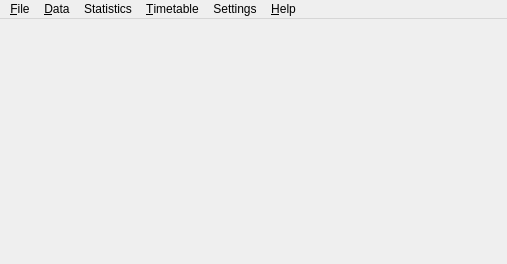
Old version of the form src/interface/fetmainform_template.ui in the repository janLo/FET.
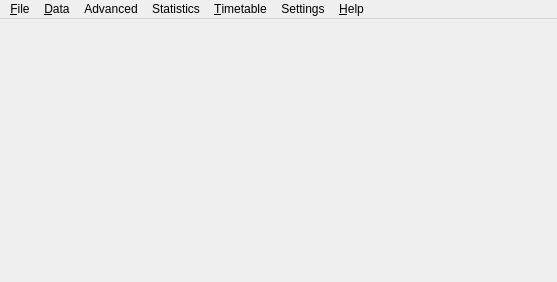
New version of the form. Icons and pictures are not drawn.

```diff
--- a/src/interface/fetmainform_template.ui
+++ b/src/interface/fetmainform_template.ui
@@ -5,8 +5,8 @@
    <rect>
     <x>0</x>
     <y>0</y>
-    <width>507</width>
-    <height>264</height>
+    <width>557</width>
+    <height>282</height>
    </rect>
   </property>
   <property name="windowTitle" >
@@ -15,14 +15,23 @@
   <property name="windowIcon" >
    <iconset>fet-5.4.2/src/interface</iconset>
   </property>
-  <widget class="QWidget" name="widget" />
+  <widget class="QWidget" name="widget" >
+   <property name="geometry" >
+    <rect>
+     <x>0</x>
+     <y>30</y>
+     <width>557</width>
+     <height>252</height>
+    </rect>
+   </property>
+  </widget>
   <widget class="QMenuBar" name="menubar" >
    <property name="geometry" >
     <rect>
      <x>0</x>
      <y>0</y>
-     <width>507</width>
-     <height>29</height>
+     <width>557</width>
+     <height>30</height>
     </rect>
    </property>
    <widget class="QMenu" name="helpMenu" >
@@ -269,8 +278,15 @@
     <addaction name="separator" />
     <addaction name="settingsRestoreDefaultsAction" />
    </widget>
+   <widget class="QMenu" name="menuWizards" >
+    <property name="title" >
+     <string>Advanced</string>
+    </property>
+    <addaction name="spreadActivitiesAction" />
+   </widget>
    <addaction name="fileMenu" />
    <addaction name="dataMenu" />
+   <addaction name="menuWizards" />
    <addaction name="menuStatistics" />
    <addaction name="timetableMenu" />
    <addaction name="menuSettings" />
```
Left out of the diff: 240 changed lines with no effect on the pictures.
